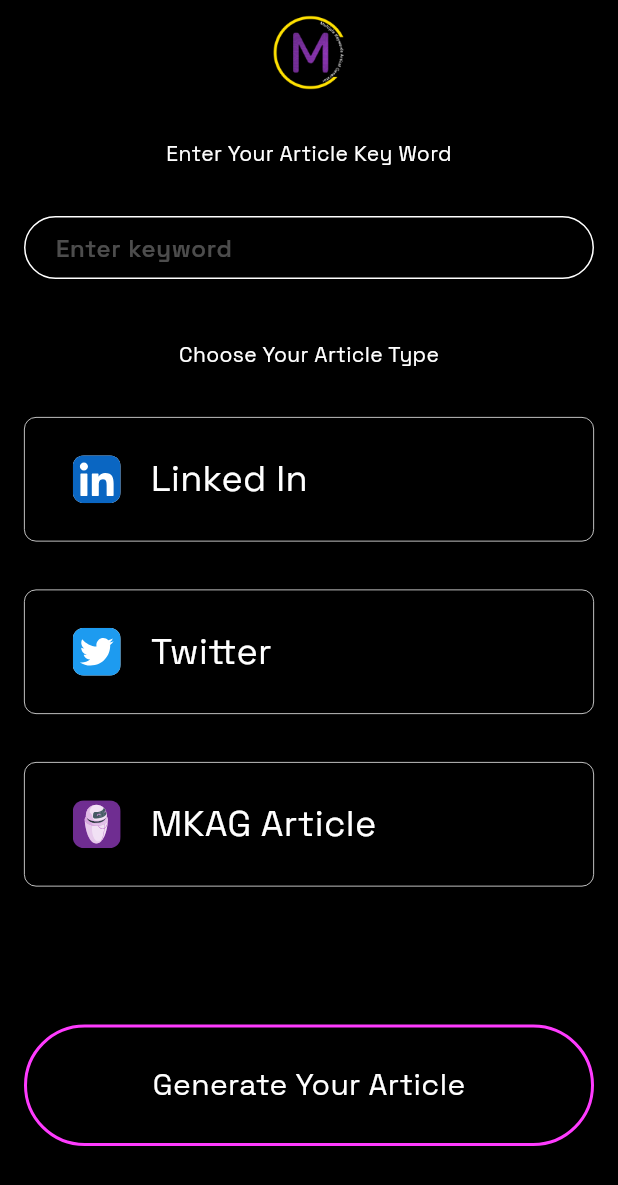
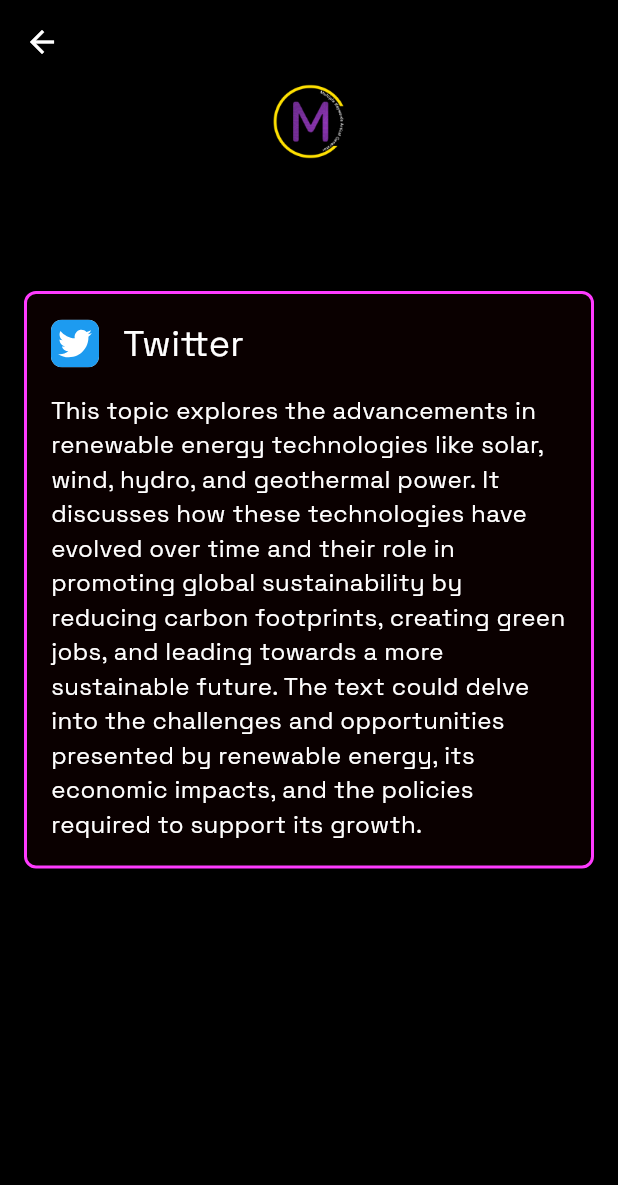
Before and after one commit to KarimRaouf/atw_team, a Flutter app: the screen it shows after launch, after a tap on "Generate Your Article", on a phone screen of 412 x 824 dp. Shown: the top 1185 px of the screen. Run offline on Flutter 3.47's test engine with Material 3 defaults, Android fonts, the phone set to English and light mode, and no system bars; our stand-ins replace flutter_bloc, flutter_svg, google_fonts.

Commit message:
design done

```diff
--- a/lib/features/chat_input/view/chat_input_screen.dart
+++ b/lib/features/chat_input/view/chat_input_screen.dart
@@ -1,10 +1,10 @@
 import 'package:flutter/material.dart';
 import 'package:flutter_bloc/flutter_bloc.dart';
-import 'package:flutter_svg/flutter_svg.dart';
 import 'package:mkag/features/chat_input/view/widgets/article_type_container.dart';
 import 'package:mkag/features/chat_input/view/widgets/chat_text_field.dart';
 import 'package:mkag/features/chat_input/view_model/cubit/chat_input_cubit.dart';
 import 'package:mkag/features/chat_input/view_model/cubit/chat_input_state.dart';
+import 'package:mkag/features/chat_response/view/chat_response_screen.dart';
 
 import 'widgets/generate_button.dart';
 
@@ -86,7 +86,13 @@
                         children: [
                           const Spacer(),
                           GenerateButton(
-                            onTap: () {},
+                            onTap: () {
+                              Navigator.of(context).push(
+                                MaterialPageRoute(
+                                    builder: (BuildContext context) =>
+                                        const ChatResponseScreen()),
+                              );
+                            },
                           ),
                         ],
                       ),
--- /dev/null
+++ b/lib/features/chat_response/view/chat_response_screen.dart
@@ -0,0 +1,72 @@
+import 'package:flutter/material.dart';
+import 'package:flutter_svg/flutter_svg.dart';
+
+class ChatResponseScreen extends StatelessWidget {
+  const ChatResponseScreen({super.key});
+
+  @override
+  Widget build(BuildContext context) {
+    return Scaffold(
+      appBar: AppBar(
+        title: const Text(""),
+      ),
+      body: SafeArea(
+        child: Padding(
+          padding: const EdgeInsets.only(left: 16, right: 16),
+          child: SingleChildScrollView(
+            child: Column(
+              children: [
+                Image.asset(
+                  'assets/logo1.png',
+                  width: 50,
+                  height: 50,
+                ),
+                const SizedBox(
+                  height: 88,
+                ),
+                Container(
+                  padding: const EdgeInsets.all(16),
+                  decoration: BoxDecoration(
+                    color: const Color(0xFF0A0000),
+                    border: Border.all(
+                      color:
+                          const Color(0xFFFF3BFF), // Set border color to pink
+                      width: 2.0, // Set border width (adjust as needed)
+                    ),
+                    borderRadius: const BorderRadius.all(
+                      Radius.circular(8.0), // Set the border radius to 8
+                    ),
+                  ),
+                  child: Column(
+                    mainAxisAlignment: MainAxisAlignment.start,
+                    children: [
+                      Row(
+                        children: [
+                          SvgPicture.asset('assets/twitter.svg'),
+                          const SizedBox(
+                            width: 16,
+                          ),
+                          const Text(
+                            "Twitter",
+                            style: TextStyle(fontSize: 24),
+                          )
+                        ],
+                      ),
+                      const SizedBox(
+                        height: 16,
+                      ),
+                      const Text(
+                        "This topic explores the advancements in renewable energy technologies like solar, wind, hydro, and geothermal power. It discusses how these technologies have evolved over time and their role in promoting global sustainability by reducing carbon footprints, creating green jobs, and leading towards a more sustainable future. The text could delve into the challenges and opportunities presented by renewable energy, its economic impacts, and the policies required to support its growth.",
+                        style: TextStyle(fontSize: 16),
+                      )
+                    ],
+                  ),
+                )
+              ],
+            ),
+          ),
+        ),
+      ),
+    );
+  }
+}
--- a/pubspec.yaml
+++ b/pubspec.yaml
@@ -7,6 +7,7 @@
   sdk: '>=3.2.0 <4.0.0'
 
 dependencies:
+  dio: ^5.4.0
   flutter:
     sdk: flutter
   flutter_bloc: ^8.1.3
```
Also changed, not shown: assets/back2.png (added), lib/features/chat_input/view_model/cubit/chat_input_state.dart (line endings or trailing spaces), pubspec.lock.
